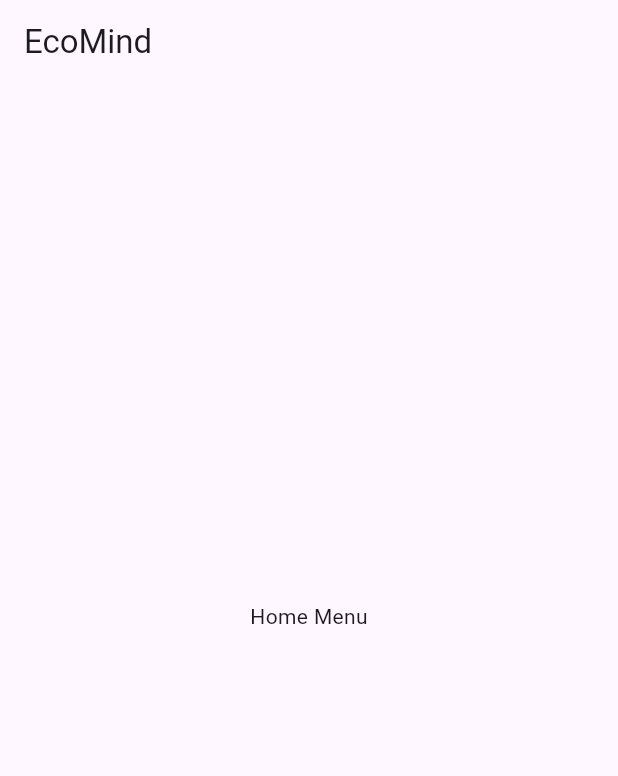
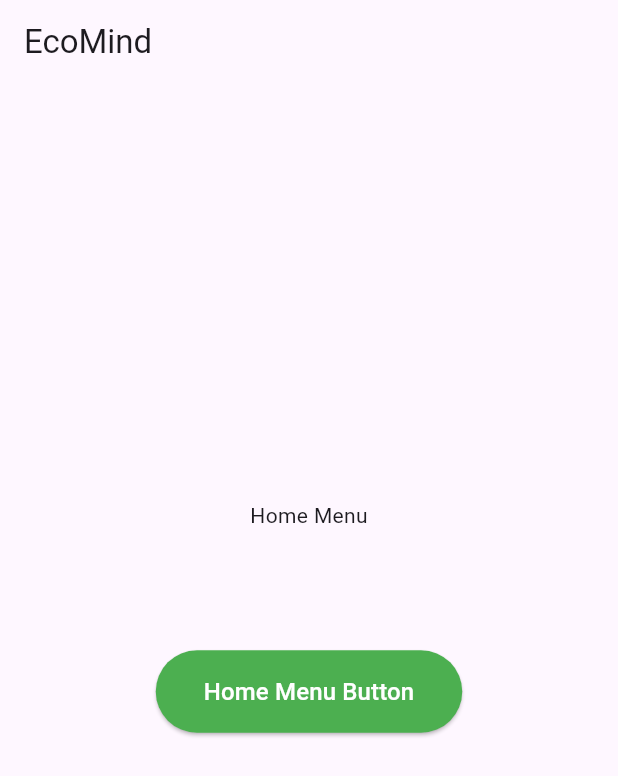
Before and after one commit to ggcraveiro/AppFetin, a Flutter app: the screen it shows after launch, on a phone screen of 412 x 824 dp. Shown: the top 776 px of the screen. Run offline on Flutter 3.47's test engine with Material 3 defaults, Android fonts, the phone set to English and light mode, and no system bars.

Commit message:
Add green button to Menu1Page while keeping existing text

```diff
--- a/lib/pages/menu1_page.dart
+++ b/lib/pages/menu1_page.dart
@@ -5,8 +5,27 @@ class Menu1Page extends StatelessWidget {
 
   @override
   Widget build(BuildContext context) {
-    return const Center(
-      child: Text('Home Menu'),
+    return Center(
+      child: Column(
+        mainAxisAlignment: MainAxisAlignment.center,
+        children: [
+          const Text('Home Menu'),
+          const SizedBox(height: 80), // Space to position button below center
+          ElevatedButton(
+            style: ElevatedButton.styleFrom(
+              backgroundColor: Colors.green,
+              padding: const EdgeInsets.symmetric(horizontal: 32, vertical: 16),
+            ),
+            onPressed: () {
+              // Add button action here
+            },
+            child: const Text(
+              'Home Menu Button',
+              style: TextStyle(color: Colors.white, fontSize: 16),
+            ),
+          ),
+        ],
+      ),
     );
   }
 }
```
